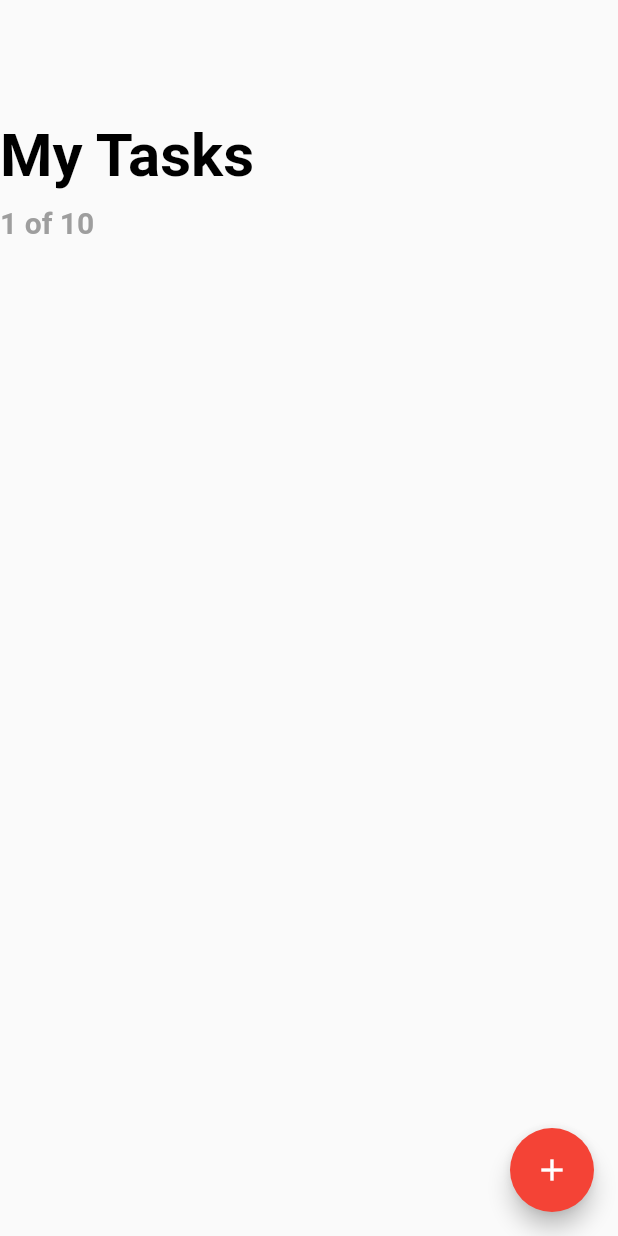
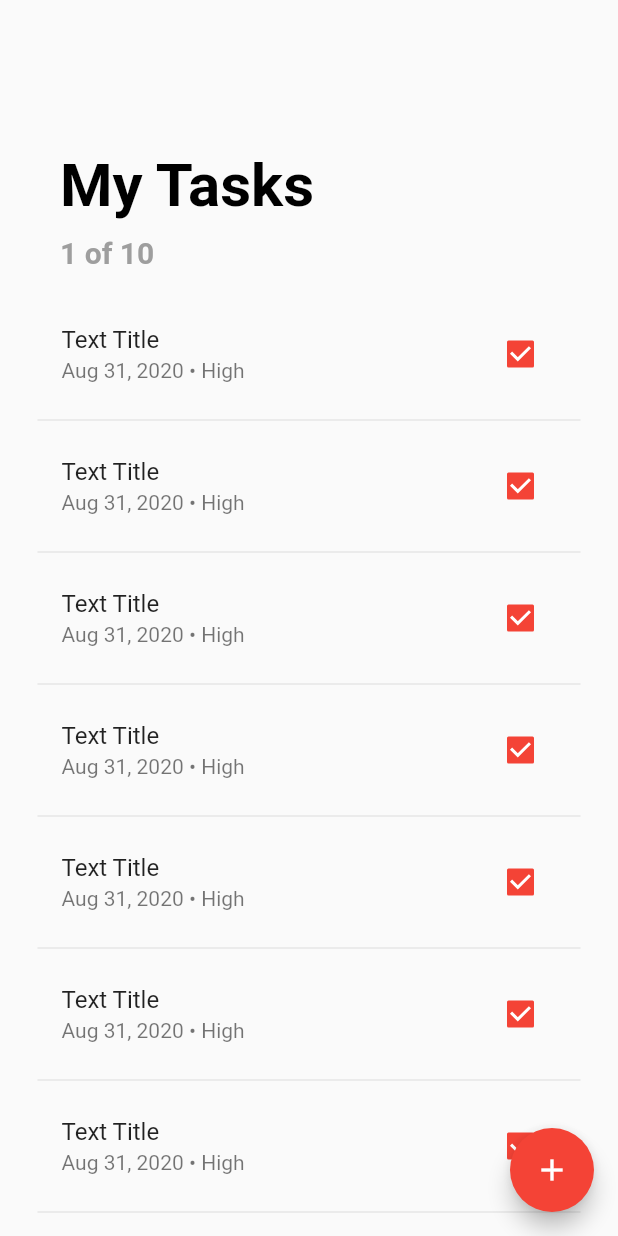
Before and after one commit to miadugas/Beast-of-Burden, a Flutter app: the screen it shows after launch, on a phone screen of 412 x 824 dp. Run offline on Flutter 3.47's test engine with Material 2 defaults, Android fonts, the phone set to English and light mode, and no system bars.

Commit message:
main screen factored

```diff
--- a/lib/screens/todo_list_screen.dart
+++ b/lib/screens/todo_list_screen.dart
@@ -6,6 +6,28 @@ class TodoListScreen extends StatefulWidget {
 }
 
 class _TodoListScreenState extends State<TodoListScreen> {
+  Widget _buildTask(int index) {
+return Padding(
+    padding: EdgeInsets.symmetric(horizontal: 25.0),
+    child: Column(
+      children: <Widget>[
+        ListTile(
+          title: Text('Text Title'),
+          subtitle: Text('Aug 31, 2020 • High'),
+          trailing: Checkbox(
+            onChanged: (value) {
+              print(value);
+            },
+            activeColor: Theme.of(context).primaryColor,
+            value: true,
+          ),
+        ),
+        Divider(),
+      ],
+    ),
+    );
+  }
+
   @override
   Widget build(BuildContext context) {
     return Scaffold(
@@ -16,18 +38,25 @@ class _TodoListScreenState extends State<TodoListScreen> {
       ),
       body: ListView.builder(
         padding: EdgeInsets.symmetric(vertical: 80.0),
-        itemCount: 1,
+        itemCount: 10,
         itemBuilder: (BuildContext context, int index) {
           if (index == 0) {
-            return Column(
+            return Padding(
+              padding: EdgeInsets.symmetric(horizontal: 40.0, vertical: 20.0),
+              child: Column(
                 crossAxisAlignment: CrossAxisAlignment.start,
                 children: <Widget>[
-                Text('My Tasks', style: TextStyle(color: Colors.black,
+                  Text(
+                    'My Tasks',
+                    style: TextStyle(
+                      color: Colors.black,
                       fontSize: 40.0,
                       fontWeight: FontWeight.bold,
                     ),
                   ),
-                SizedBox(height: 10.0,),
+                  SizedBox(
+                    height: 10.0,
+                  ),
                   Text(
                     '1 of 10',
                     style: TextStyle(
@@ -37,8 +66,10 @@ class _TodoListScreenState extends State<TodoListScreen> {
                     ),
                   ),
                 ],
+              ),
             );
           }
+          return _buildTask(index);
         },
       ),
     );
```
Lines whose indentation alone changed are shown as unchanged.
